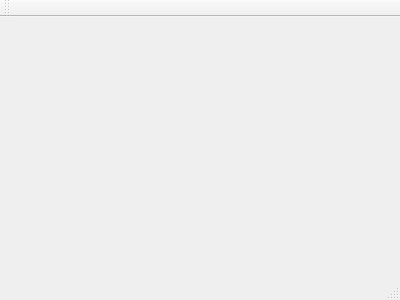
First picture: the form in mainwindow.ui, repository eddielin0926/Doodle-Jump-Qt, before the edit.
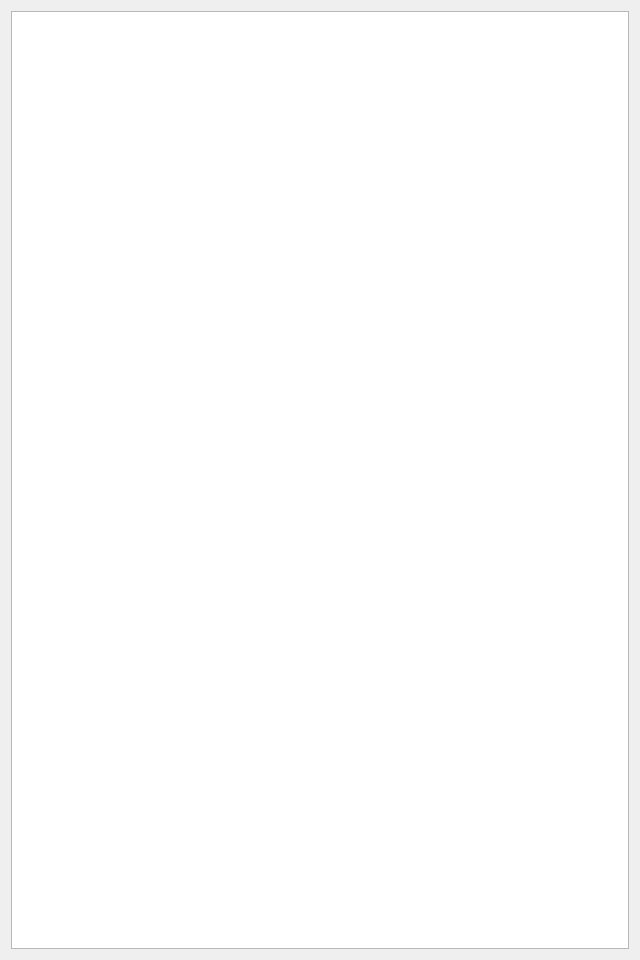
Second picture: the form after the edit. Icons and pictures are not drawn.

What changed in the file:
```diff
--- a/mainwindow.ui
+++ b/mainwindow.ui
@@ -1,24 +1,51 @@
 <ui version="4.0">
  <class>MainWindow</class>
- <widget class="QMainWindow" name="MainWindow" >
-  <property name="geometry" >
+ <widget class="QMainWindow" name="MainWindow">
+  <property name="enabled">
+   <bool>true</bool>
+  </property>
+  <property name="geometry">
    <rect>
     <x>0</x>
     <y>0</y>
-    <width>400</width>
-    <height>300</height>
+    <width>640</width>
+    <height>960</height>
    </rect>
   </property>
   <property name="windowTitle" >
    <string>MainWindow</string>
   </property>
-  <widget class="QMenuBar" name="menuBar" />
-  <widget class="QToolBar" name="mainToolBar" />
-  <widget class="QWidget" name="centralWidget" />
-  <widget class="QStatusBar" name="statusBar" />
+  <property name="windowTitle">
+   <string>Doodle Jump</string>
+  </property>
+  <property name="windowIcon">
+   <iconset resource="res.qrc">
+    <normaloff>:/images/resource/images/icon.png</normaloff>:/images/resource/images/icon.png</iconset>
+  </property>
+  <property name="autoFillBackground">
+   <bool>false</bool>
+  </property>
+  <widget class="QWidget" name="centralWidget">
+   <layout class="QHBoxLayout" name="horizontalLayout">
+    <item>
+     <widget class="QGraphicsView" name="graphicsView">
+      <property name="verticalScrollBarPolicy">
+       <enum>Qt::ScrollBarAlwaysOff</enum>
+      </property>
+      <property name="horizontalScrollBarPolicy">
+       <enum>Qt::ScrollBarAlwaysOff</enum>
+      </property>
+      <property name="alignment">
+       <set>Qt::AlignLeading|Qt::AlignLeft|Qt::AlignTop</set>
+      </property>
+     </widget>
+    </item>
+   </layout>
+  </widget>
  </widget>
- <layoutDefault spacing="6" margin="11" />
- <pixmapfunction></pixmapfunction>
- <resources/>
+ <layoutdefault spacing="6" margin="11"/>
+ <resources>
+  <include location="res.qrc"/>
+ </resources>
  <connections/>
 </ui>
```
Left out of the diff: 5 changed lines with no effect on the pictures.
